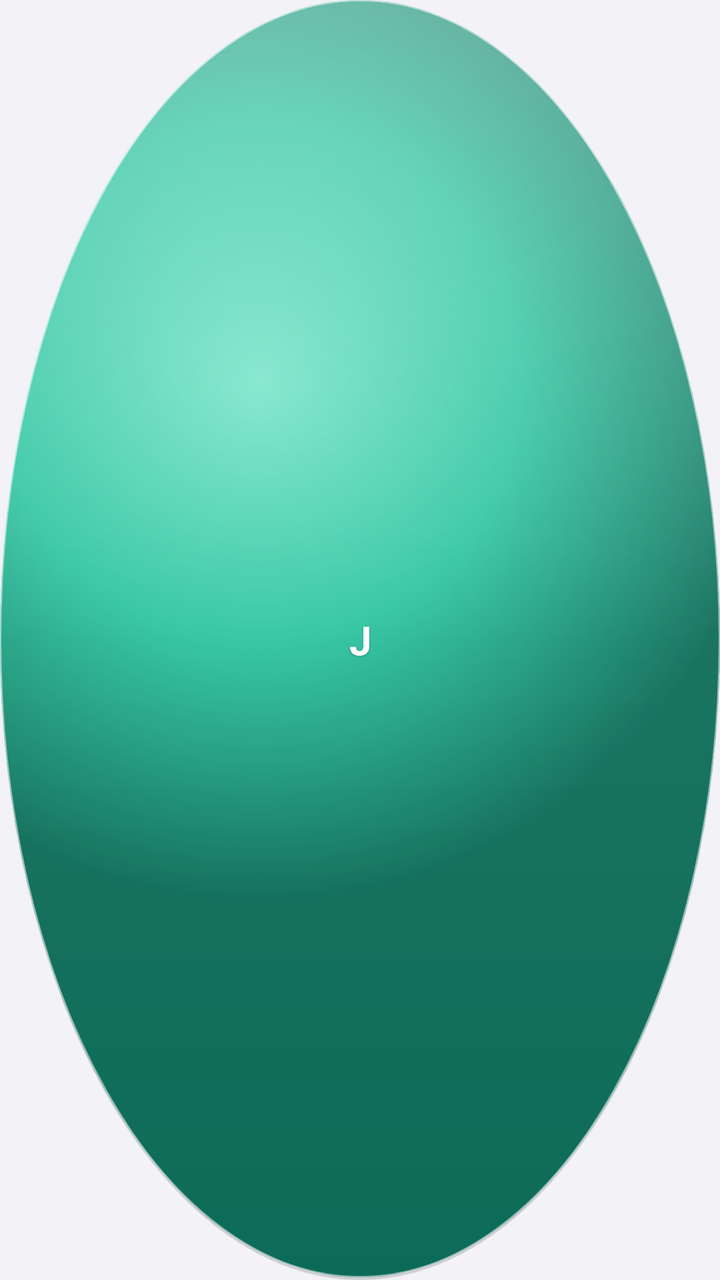
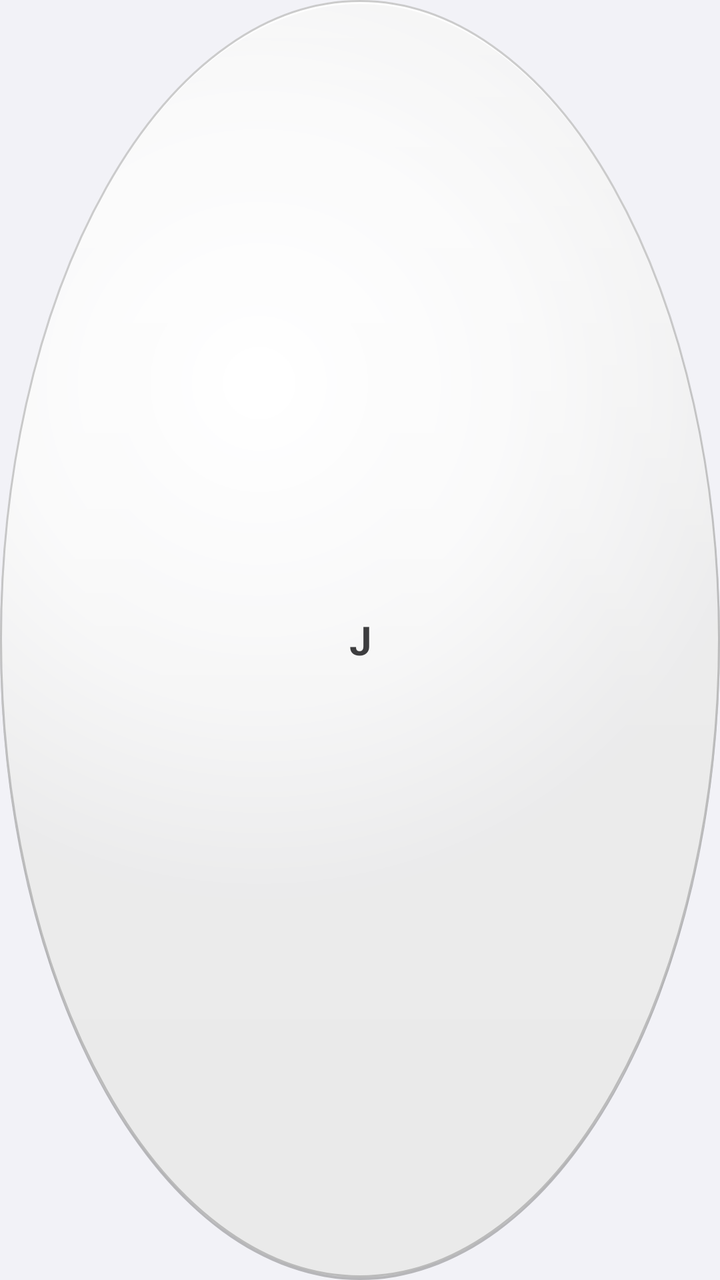

Two renders of the same Android screen: before a commit and after it. Below are the layout's source before the change and the commit's diff.
<!-- AndroidManifest.xml: application theme AppTheme -->
<!-- res/layout/floating_ball.xml -->
<?xml version="1.0" encoding="utf-8"?>
<TextView xmlns:android="http://schemas.android.com/apk/res/android"
    android:id="@+id/ball"
    android:layout_width="48dp"
    android:layout_height="48dp"
    android:background="@drawable/bg_ball"
    android:gravity="center"
    android:letterSpacing="0.02"
    android:text="J"
    android:textColor="#FFFFFFFF"
    android:textSize="20sp"
    android:textStyle="bold"
    android:shadowColor="#40000000"
    android:shadowDx="0"
    android:shadowDy="1"
    android:shadowRadius="2" />
<!-- resources referenced by this layout -->
<resources>
  <!-- drawable bg_ball (drawable) -->
  <?xml version="1.0" encoding="utf-8"?>
  <layer-list xmlns:android="http://schemas.android.com/apk/res/android">
  
      
      <item android:top="1.5dp">
          <shape android:shape="oval">
              <solid android:color="#24000000" />
          </shape>
      </item>
  
      
      <item android:bottom="1.5dp">
          <shape android:shape="oval">
              <gradient
                  android:type="radial"
                  android:gradientRadius="72%p"
                  android:centerX="0.36"
                  android:centerY="0.30"
                  android:startColor="#FF6FE3C6"
                  android:centerColor="#FF2BC4A0"
                  android:endColor="#FF0C6B58" />
          </shape>
      </item>
  
      
      <item android:bottom="1.5dp">
          <shape android:shape="oval">
              <gradient
                  android:angle="270"
                  android:startColor="#59FFFFFF"
                  android:centerColor="#0FFFFFFF"
                  android:endColor="#00FFFFFF"
                  android:type="linear" />
          </shape>
      </item>
  
      
      <item android:bottom="1.5dp">
          <shape android:shape="oval">
              <stroke android:width="0.75dp" android:color="#8CFFFFFF" />
          </shape>
      </item>
  </layer-list>
  <style name="AppTheme" parent="@android:style/Theme.Material.Light.NoActionBar">
          <item name="android:windowBackground">#FFF2F2F7</item>
          <item name="android:colorBackground">#FFF2F2F7</item>
          <item name="android:textColorPrimary">#FF1C1C1E</item>
          <item name="android:textColorSecondary">#FF8E8E93</item>
          <item name="android:colorAccent">#FF2BC4A0</item>
          <item name="android:statusBarColor">#FFF2F2F7</item>
          <item name="android:navigationBarColor">#FFF2F2F7</item>
          <item name="android:windowLightStatusBar">true</item>
          <item name="android:windowLightNavigationBar">true</item>
      </style>
</resources>

<!-- the commit's change to res/layout/floating_ball.xml (unified diff, before → after) -->
@@ -7,10 +7,6 @@
     android:gravity="center"
     android:letterSpacing="0.02"
     android:text="J"
-    android:textColor="#FFFFFFFF"
+    android:textColor="#D91C1C1E"
     android:textSize="20sp"
-    android:textStyle="bold"
-    android:shadowColor="#40000000"
-    android:shadowDx="0"
-    android:shadowDy="1"
-    android:shadowRadius="2" />
+    android:textStyle="bold" />
<!-- resource entries referenced after the edit -->
@@ -5,9 +5,9 @@
   <layer-list xmlns:android="http://schemas.android.com/apk/res/android">
   
       
-      <item android:top="1.5dp">
+      <item android:top="2dp">
           <shape android:shape="oval">
-              <solid android:color="#24000000" />
+              <solid android:color="#40000000" />
           </shape>
       </item>
   
@@ -19,9 +19,16 @@
                   android:gradientRadius="72%p"
                   android:centerX="0.36"
                   android:centerY="0.30"
-                  android:startColor="#FF6FE3C6"
-                  android:centerColor="#FF2BC4A0"
-                  android:endColor="#FF0C6B58" />
+                  android:startColor="#FFFFFFFF"
+                  android:centerColor="#E6FFFFFF"
+                  android:endColor="#B3FFFFFF" />
+          </shape>
+      </item>
+  
+      
+      <item android:id="@+id/ball_tint" android:bottom="1.5dp">
+          <shape android:shape="oval">
+              <solid android:color="#00000000" />
           </shape>
       </item>
   
@@ -30,8 +37,8 @@
           <shape android:shape="oval">
               <gradient
                   android:angle="270"
-                  android:startColor="#59FFFFFF"
-                  android:centerColor="#0FFFFFFF"
+                  android:startColor="#66FFFFFF"
+                  android:centerColor="#1AFFFFFF"
                   android:endColor="#00FFFFFF"
                   android:type="linear" />
           </shape>
@@ -40,7 +47,7 @@
       
       <item android:bottom="1.5dp">
           <shape android:shape="oval">
-              <stroke android:width="0.75dp" android:color="#8CFFFFFF" />
+              <stroke android:width="0.9dp" android:color="#33000000" />
           </shape>
       </item>
   </layer-list>
